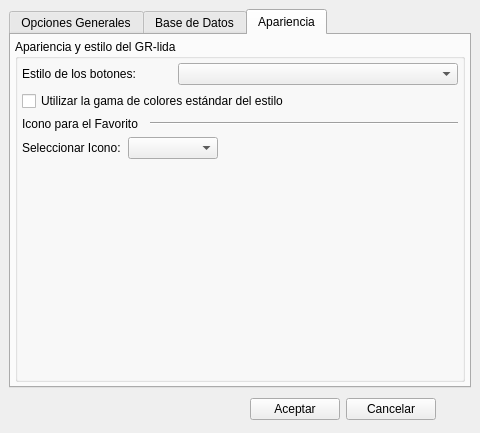
Above: ui/opciones.ui from Monthy/gr-lida before the change. Below: the same form after it.
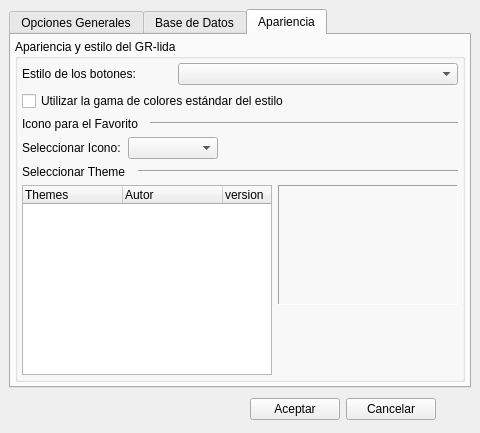
That is the form after the change. The open tabs and pages were chosen to show the change. Icons and pictures are not drawn.

Patch:
```diff
--- a/ui/opciones.ui
+++ b/ui/opciones.ui
@@ -1135,17 +1135,132 @@
            </layout>
           </item>
           <item>
-           <spacer>
-            <property name="orientation" >
-             <enum>Qt::Vertical</enum>
+           <layout class="QHBoxLayout" >
+            <property name="spacing" >
+             <number>12</number>
             </property>
-            <property name="sizeHint" >
-             <size>
-              <width>438</width>
-              <height>131</height>
-             </size>
-            </property>
-           </spacer>
+            <item>
+             <widget class="QLabel" name="label_7" >
+              <property name="sizePolicy" >
+               <sizepolicy vsizetype="Preferred" hsizetype="Fixed" >
+                <horstretch>0</horstretch>
+                <verstretch>0</verstretch>
+               </sizepolicy>
+              </property>
+              <property name="text" >
+               <string>Seleccionar Theme</string>
+              </property>
+             </widget>
+            </item>
+            <item>
+             <widget class="Line" name="line_6" >
+              <property name="orientation" >
+               <enum>Qt::Horizontal</enum>
+              </property>
+             </widget>
+            </item>
+           </layout>
+          </item>
+          <item>
+           <layout class="QHBoxLayout" >
+            <item>
+             <widget class="QTreeWidget" name="twThemes" >
+              <property name="focusPolicy" >
+               <enum>Qt::ClickFocus</enum>
+              </property>
+              <property name="frameShadow" >
+               <enum>QFrame::Sunken</enum>
+              </property>
+              <property name="horizontalScrollBarPolicy" >
+               <enum>Qt::ScrollBarAlwaysOff</enum>
+              </property>
+              <property name="showDropIndicator" stdset="0" >
+               <bool>false</bool>
+              </property>
+              <property name="alternatingRowColors" >
+               <bool>false</bool>
+              </property>
+              <property name="iconSize" >
+               <size>
+                <width>24</width>
+                <height>24</height>
+               </size>
+              </property>
+              <property name="textElideMode" >
+               <enum>Qt::ElideNone</enum>
+              </property>
+              <property name="rootIsDecorated" >
+               <bool>false</bool>
+              </property>
+              <property name="uniformRowHeights" >
+               <bool>true</bool>
+              </property>
+              <property name="itemsExpandable" >
+               <bool>false</bool>
+              </property>
+              <property name="allColumnsShowFocus" >
+               <bool>true</bool>
+              </property>
+              <column>
+               <property name="text" >
+                <string>Themes</string>
+               </property>
+              </column>
+              <column>
+               <property name="text" >
+                <string>Autor</string>
+               </property>
+              </column>
+              <column>
+               <property name="text" >
+                <string>version</string>
+               </property>
+              </column>
+             </widget>
+            </item>
+            <item>
+             <layout class="QVBoxLayout" >
+              <item>
+               <widget class="QLabel" name="lb_theme_example" >
+                <property name="minimumSize" >
+                 <size>
+                  <width>180</width>
+                  <height>120</height>
+                 </size>
+                </property>
+                <property name="frameShape" >
+                 <enum>QFrame::Panel</enum>
+                </property>
+                <property name="frameShadow" >
+                 <enum>QFrame::Sunken</enum>
+                </property>
+                <property name="text" >
+                 <string/>
+                </property>
+                <property name="scaledContents" >
+                 <bool>true</bool>
+                </property>
+                <property name="alignment" >
+                 <set>Qt::AlignCenter</set>
+                </property>
+               </widget>
+              </item>
+              <item>
+               <spacer>
+                <property name="orientation" >
+                 <enum>Qt::Vertical</enum>
+                </property>
+                <property name="sizeHint" >
+                 <size>
+                  <width>20</width>
+                  <height>40</height>
+                 </size>
+                </property>
+               </spacer>
+              </item>
+             </layout>
+            </item>
+           </layout>
           </item>
          </layout>
         </widget>
```
